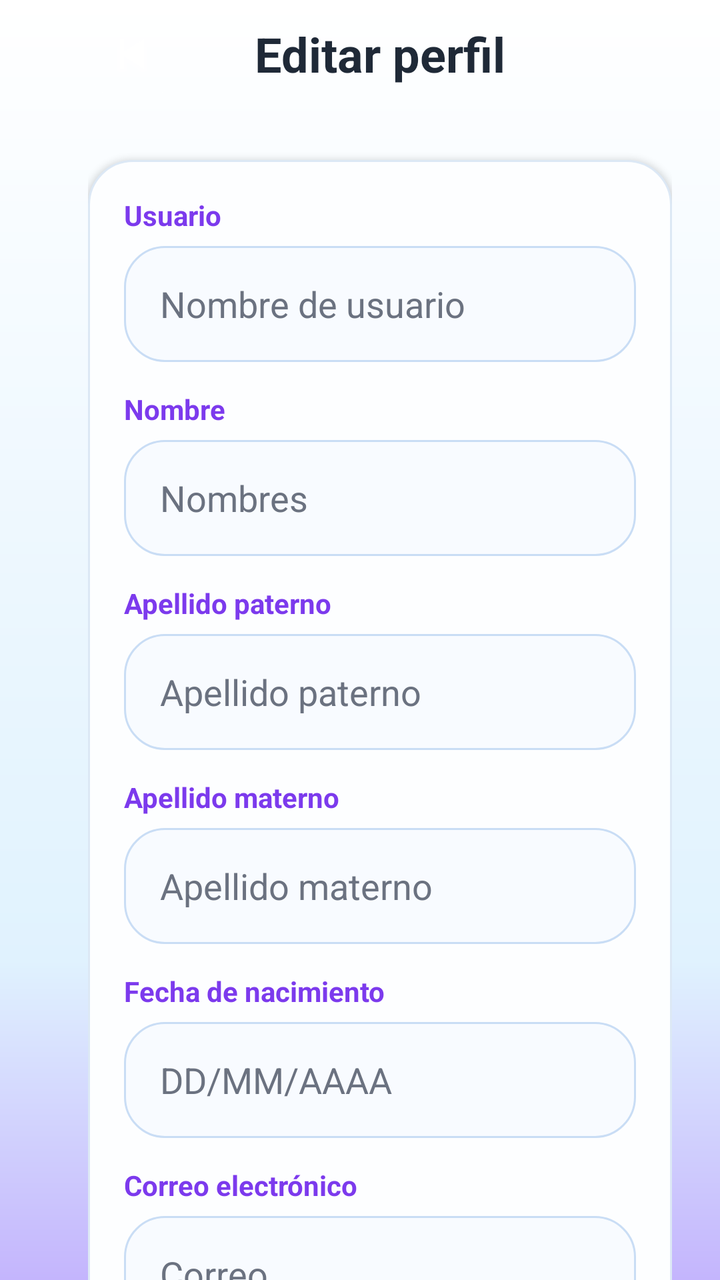
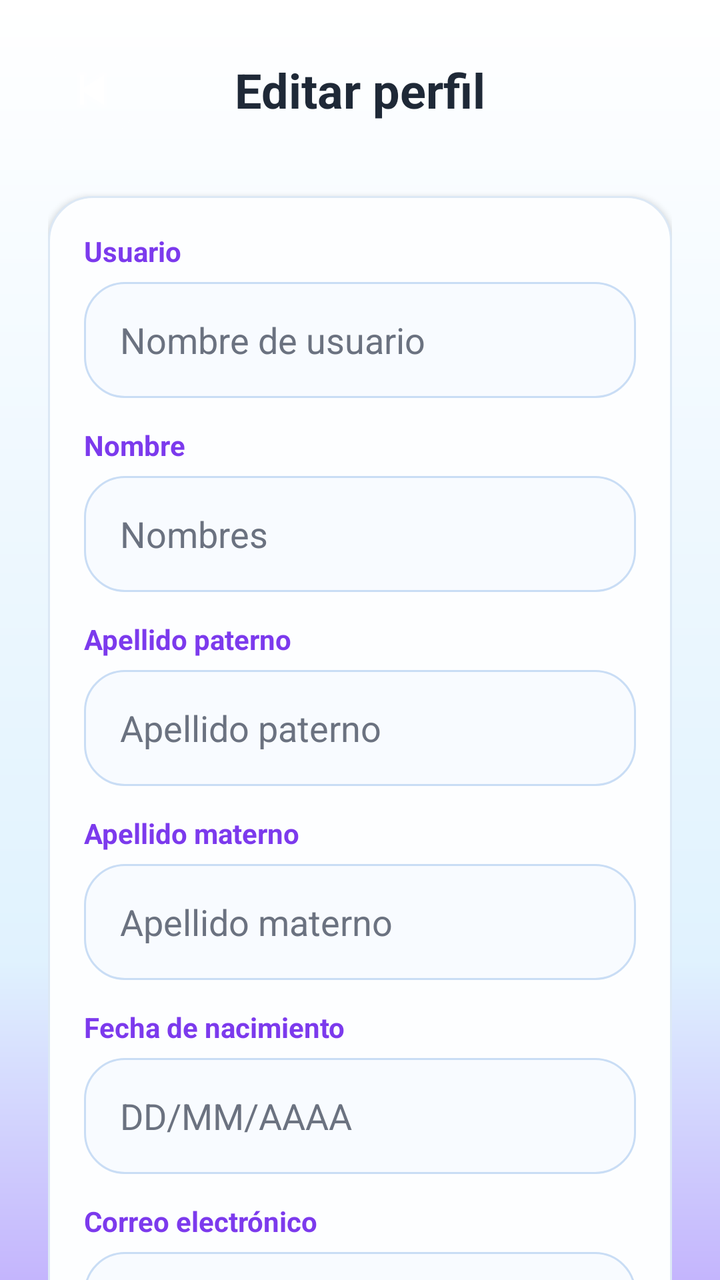

The first picture is an Android layout as it rendered before a commit; the second is the same layout after the commit. The layout source and the unified diff follow.
<!-- AndroidManifest.xml: application theme Theme.Login_Guevara -->
<!-- res/layout/activity_editar_perfil.xml -->
<?xml version="1.0" encoding="utf-8"?>
<ScrollView xmlns:android="http://schemas.android.com/apk/res/android"
    xmlns:app="http://schemas.android.com/apk/res-auto"
    android:id="@+id/rootEditarPerfil"
    android:layout_width="match_parent"
    android:layout_height="match_parent"
    android:background="@drawable/bg_screen"
    android:fillViewport="true"
    android:scrollbars="none">

    <LinearLayout
        android:layout_width="match_parent"
        android:layout_height="wrap_content"
        android:orientation="vertical"
        android:paddingStart="44dp"
        android:paddingEnd="24dp"
        android:paddingTop="0dp"
        android:paddingBottom="32dp">

        <FrameLayout
            android:layout_width="match_parent"
            android:layout_height="54dp">

            <ImageButton
                android:id="@+id/btnVolverEditarPerfil"
                android:layout_width="44dp"
                android:layout_height="44dp"
                android:layout_gravity="start|center_vertical"
                android:background="@drawable/bg_menu_item_sidebar"
                android:padding="11dp"
                android:src="@android:drawable/ic_media_previous"
                app:tint="@color/white" />

            <TextView
                android:layout_width="match_parent"
                android:layout_height="match_parent"
                android:gravity="center"
                android:text="Editar perfil"
                android:textColor="@color/text_dark"
                android:textSize="24sp"
                android:textStyle="bold" />
        </FrameLayout>

        <LinearLayout
            android:layout_width="match_parent"
            android:layout_height="wrap_content"
            android:layout_marginTop="26dp"
            android:background="@drawable/bg_tutorial_card"
            android:elevation="2dp"
            android:orientation="vertical"
            android:padding="18dp">

            <TextView
                android:text="Usuario"
                android:textColor="@color/sentix_purple"
                android:textSize="14sp"
                android:textStyle="bold"
                android:layout_width="match_parent"
                android:layout_height="wrap_content" />

            <EditText
                android:id="@+id/edtUsuarioEditar"
                android:layout_width="match_parent"
                android:layout_height="58dp"
                android:layout_marginTop="6dp"
                android:background="@drawable/bg_profile_input"
                android:hint="Nombre de usuario"
                android:paddingStart="18dp"
                android:paddingEnd="18dp"
                android:singleLine="true"
                android:textColor="@color/text_dark"
                android:textColorHint="@color/text_soft" />

            <TextView
                android:text="Nombre"
                android:textColor="@color/sentix_purple"
                android:textSize="14sp"
                android:textStyle="bold"
                android:layout_marginTop="14dp"
                android:layout_width="match_parent"
                android:layout_height="wrap_content" />

            <EditText
                android:id="@+id/edtNombreEditar"
                android:layout_width="match_parent"
                android:layout_height="58dp"
                android:layout_marginTop="6dp"
                android:background="@drawable/bg_profile_input"
                android:hint="Nombres"
                android:paddingStart="18dp"
                android:paddingEnd="18dp"
                android:singleLine="true"
                android:textColor="@color/text_dark"
                android:textColorHint="@color/text_soft" />

            <TextView
                android:text="Apellido paterno"
                android:textColor="@color/sentix_purple"
                android:textSize="14sp"
                android:textStyle="bold"
                android:layout_marginTop="14dp"
                android:layout_width="match_parent"
                android:layout_height="wrap_content" />

            <EditText
                android:id="@+id/edtApellidoPaternoEditar"
                android:layout_width="match_parent"
                android:layout_height="58dp"
                android:layout_marginTop="6dp"
                android:background="@drawable/bg_profile_input"
                android:hint="Apellido paterno"
                android:paddingStart="18dp"
                android:paddingEnd="18dp"
                android:singleLine="true"
                android:textColor="@color/text_dark"
                android:textColorHint="@color/text_soft" />

            <TextView
                android:text="Apellido materno"
                android:textColor="@color/sentix_purple"
                android:textSize="14sp"
                android:textStyle="bold"
                android:layout_marginTop="14dp"
                android:layout_width="match_parent"
                android:layout_height="wrap_content" />

            <EditText
                android:id="@+id/edtApellidoMaternoEditar"
                android:layout_width="match_parent"
                android:layout_height="58dp"
                android:layout_marginTop="6dp"
                android:background="@drawable/bg_profile_input"
                android:hint="Apellido materno"
                android:paddingStart="18dp"
                android:paddingEnd="18dp"
                android:singleLine="true"
                android:textColor="@color/text_dark"
                android:textColorHint="@color/text_soft" />

            <TextView
                android:text="Fecha de nacimiento"
                android:textColor="@color/sentix_purple"
                android:textSize="14sp"
                android:textStyle="bold"
                android:layout_marginTop="14dp"
                android:layout_width="match_parent"
                android:layout_height="wrap_content" />

            <EditText
                android:id="@+id/edtFechaNacimientoEditar"
                android:layout_width="match_parent"
                android:layout_height="58dp"
                android:layout_marginTop="6dp"
                android:background="@drawable/bg_profile_input"
                android:focusable="false"
                android:hint="DD/MM/AAAA"
                android:paddingStart="18dp"
                android:paddingEnd="18dp"
                android:singleLine="true"
                android:textColor="@color/text_dark"
                android:textColorHint="@color/text_soft" />

            <TextView
                android:text="Correo electrónico"
                android:textColor="@color/sentix_purple"
                android:textSize="14sp"
                android:textStyle="bold"
                android:layout_marginTop="14dp"
                android:layout_width="match_parent"
                android:layout_height="wrap_content" />

            <EditText
                android:id="@+id/edtCorreoEditar"
                android:layout_width="match_parent"
                android:layout_height="58dp"
                android:layout_marginTop="6dp"
                android:background="@drawable/bg_profile_input"
                android:enabled="false"
                android:hint="Correo"
                android:paddingStart="18dp"
                android:paddingEnd="18dp"
                android:singleLine="true"
                android:textColor="@color/text_soft"
                android:textColorHint="@color/text_soft" />

            <Button
                android:id="@+id/btnGuardarEditarPerfil"
                android:layout_width="match_parent"
                android:layout_height="56dp"
                android:layout_marginTop="24dp"
                android:background="@drawable/bg_button"
                android:backgroundTint="@null"
                app:backgroundTint="@null"
                android:text="Guardar cambios"
                android:textAllCaps="false"
                android:textColor="@color/white"
                android:textSize="16sp"
                android:textStyle="bold" />
        </LinearLayout>
    </LinearLayout>
</ScrollView>
<!-- resources referenced by this layout -->
<resources>
  <color name="sentix_purple">#7C3AED</color>
  <color name="text_dark">#1F2937</color>
  <color name="text_soft">#6B7280</color>
  <color name="white">#FFFFFFFF</color>
  <!-- drawable bg_button (drawable) -->
  <selector xmlns:android="http://schemas.android.com/apk/res/android">
  
      
      <item android:state_pressed="true">
          <shape>
              <corners android:radius="18dp"/>
              <solid android:color="#1E40AF"/>
          </shape>
      </item>
  
      
      <item>
          <shape>
              <corners android:radius="18dp"/>
              <solid android:color="#3B82F6"/>
          </shape>
      </item>
  
  </selector>
  <!-- drawable bg_menu_item_sidebar (drawable) -->
  <shape xmlns:android="http://schemas.android.com/apk/res/android">
      <solid android:color="#16FFFFFF" />
      <corners android:radius="16dp" />
  </shape>
  <!-- drawable bg_profile_input (drawable) -->
  <shape xmlns:android="http://schemas.android.com/apk/res/android">
      <solid android:color="#F8FBFF" />
      <corners android:radius="20dp" />
      <stroke
          android:width="1dp"
          android:color="#C9DDF5" />
  </shape>
  <!-- drawable bg_screen (drawable) -->
  <shape xmlns:android="http://schemas.android.com/apk/res/android">
      <gradient
          android:startColor="#FFFFFF"
          android:centerColor="#E0F2FE"
          android:endColor="#C4B5FD"
          android:angle="270"
          android:centerY="0.75" />
  </shape>
  <!-- drawable bg_tutorial_card (drawable) -->
  <shape xmlns:android="http://schemas.android.com/apk/res/android">
      <solid android:color="#FDFEFF" />
      <corners android:radius="22dp" />
      <stroke
          android:width="1dp"
          android:color="#DCE8F5" />
  </shape>
  <style name="Theme.Login_Guevara" parent="Base.Theme.Login_Guevara" />
  <style name="Base.Theme.Login_Guevara" parent="Theme.Material3.Light.NoActionBar">
  
          
          <item name="android:fontFamily">sans-serif</item>
  
          
          <item name="colorPrimary">@color/sentix_blue</item>
          <item name="colorPrimaryVariant">@color/sentix_blue</item>
          <item name="colorSecondary">@color/sentix_purple</item>
          <item name="android:colorAccent">@color/sentix_blue</item>
  
          
          <item name="android:statusBarColor">@color/bg_light</item>
          <item name="android:navigationBarColor">@color/white</item>
  
          
          <item name="android:windowLightStatusBar">true</item>
          <item name="android:windowLightNavigationBar">true</item>
  
          
          <item name="android:windowNoTitle">true</item>
          <item name="android:windowActionBar">false</item>
  
          
          <item name="android:windowAnimationStyle">@style/NoActivityAnimation</item>
  
      </style>
  <color name="sentix_blue">#2563EB</color>
  <color name="bg_light">#F8FAFC</color>
  <style name="NoActivityAnimation">
          <item name="android:activityOpenEnterAnimation">@null</item>
          <item name="android:activityOpenExitAnimation">@null</item>
          <item name="android:activityCloseEnterAnimation">@null</item>
          <item name="android:activityCloseExitAnimation">@null</item>
          <item name="android:taskOpenEnterAnimation">@null</item>
          <item name="android:taskOpenExitAnimation">@null</item>
          <item name="android:taskCloseEnterAnimation">@null</item>
          <item name="android:taskCloseExitAnimation">@null</item>
      </style>
</resources>

<!-- the commit's change to res/layout/activity_editar_perfil.xml (unified diff, before → after) -->
@@ -12,10 +12,10 @@
         android:layout_width="match_parent"
         android:layout_height="wrap_content"
         android:orientation="vertical"
-        android:paddingStart="44dp"
+        android:paddingStart="24dp"
+        android:paddingTop="18dp"
         android:paddingEnd="24dp"
-        android:paddingTop="0dp"
-        android:paddingBottom="32dp">
+        android:paddingBottom="18dp">
 
         <FrameLayout
             android:layout_width="match_parent"
